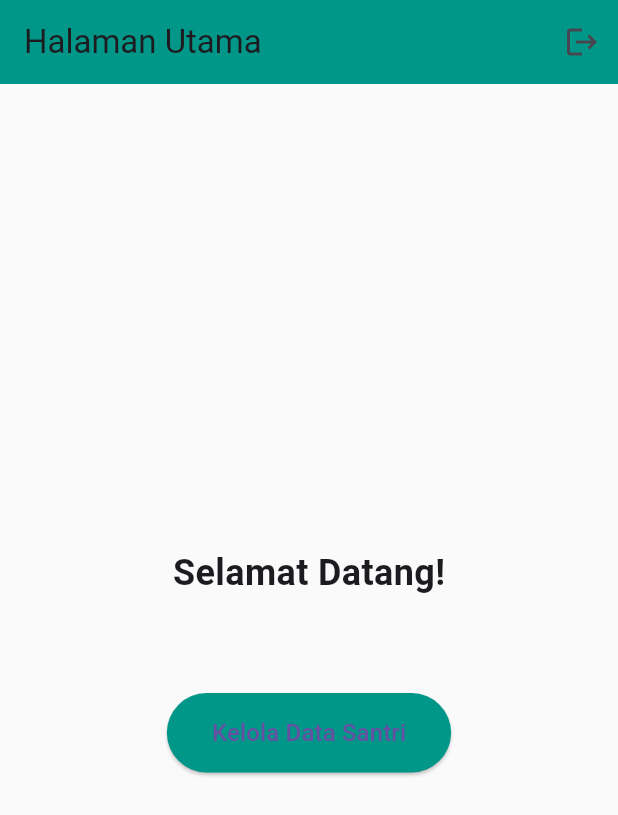
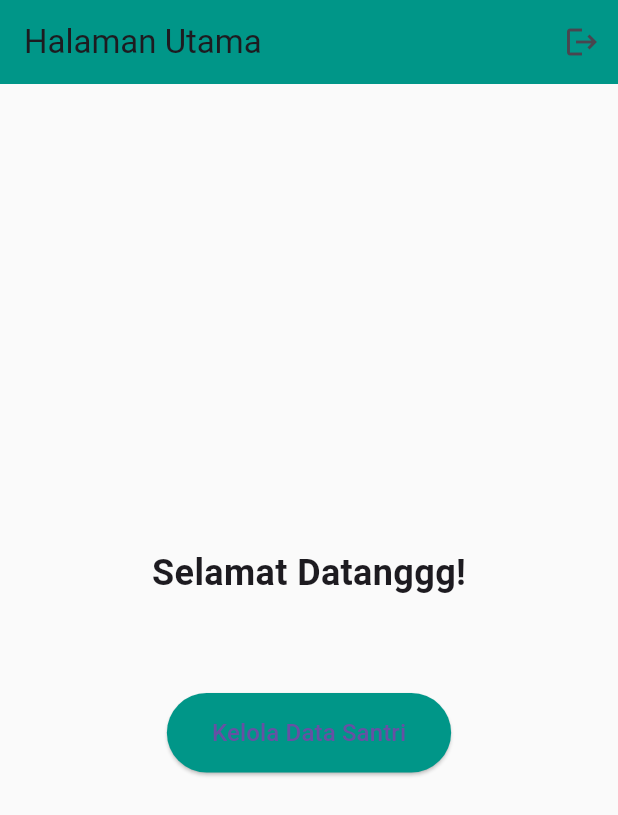
Before and after one commit to ashlahEdu/santriApp, a Flutter app: the screen it shows once a user with an empty profile is signed in, on a phone screen of 412 x 824 dp. Shown: the top 815 px of the screen. Run offline on Flutter 3.47's test engine with Material 3 defaults, Android fonts, the phone set to English and light mode, and no system bars; our stand-ins replace cloud_firestore, firebase_auth, firebase_core, flutter_riverpod; accounts and stored records are empty.

Commit message:
perubahan yang masih eror

```diff
--- a/lib/presentation/screens/main/home_screen.dart
+++ b/lib/presentation/screens/main/home_screen.dart
@@ -29,7 +29,7 @@ class HomeScreen extends StatelessWidget {
           mainAxisAlignment: MainAxisAlignment.center,
           children: [
             const Text(
-              'Selamat Datang!',
+              'Selamat Datanggg!',
               style: TextStyle(fontSize: 24, fontWeight: FontWeight.bold),
             ),
             Text(
@@ -49,13 +49,16 @@ class HomeScreen extends StatelessWidget {
               },
               style: ElevatedButton.styleFrom(
                 backgroundColor: Colors.teal,
-                padding: const EdgeInsets.symmetric(horizontal: 30, vertical: 15),
+                padding: const EdgeInsets.symmetric(
+                  horizontal: 30,
+                  vertical: 15,
+                ),
               ),
               child: const Text(
                 'Kelola Data Santri',
                 style: TextStyle(fontSize: 16),
               ),
-            )
+            ),
           ],
         ),
       ),
```
Also changed, not shown: 1 other file.
